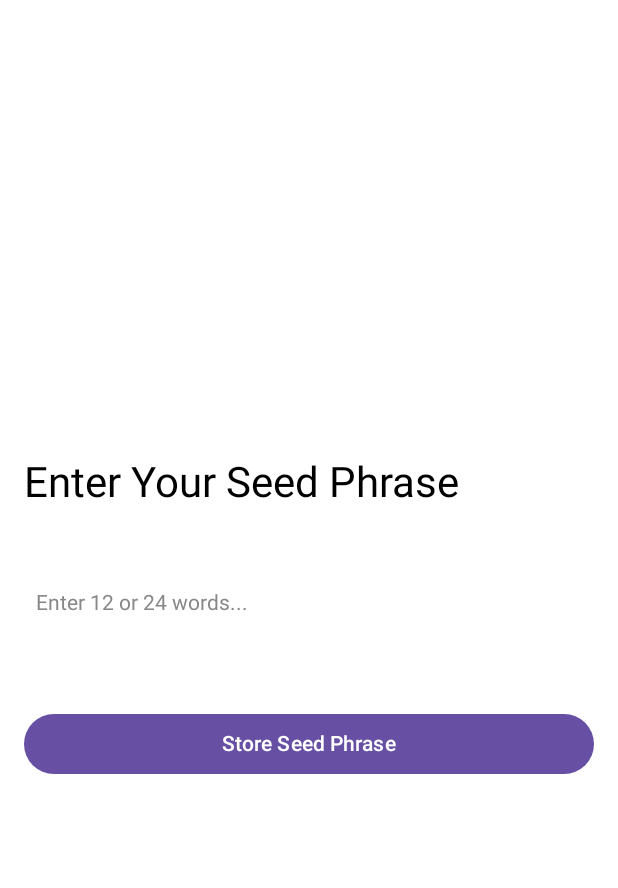
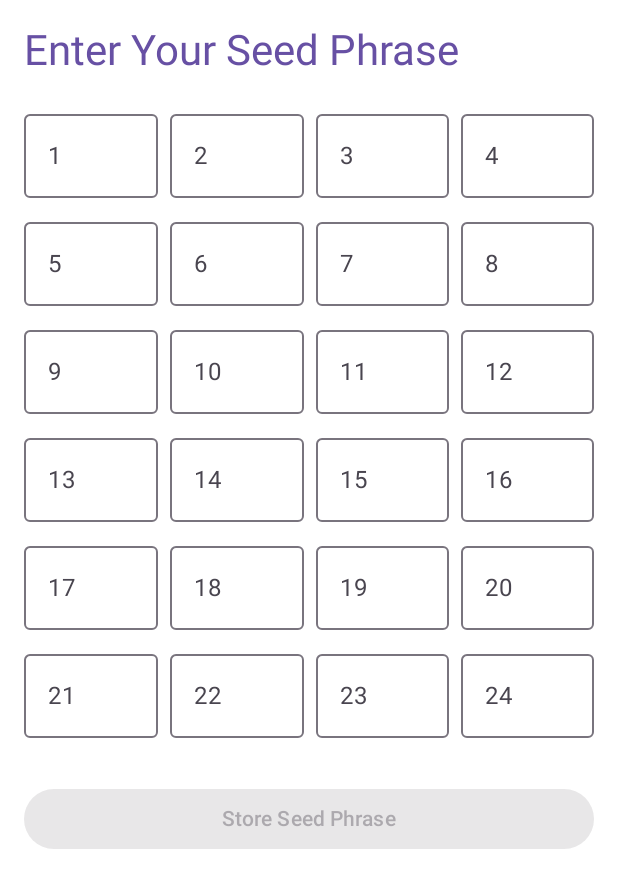
Before and after one commit to emfarih/remember-my-wallet, an Android app built with Jetpack Compose: the @Preview function SeedInputScreenPreview, on a phone screen of 412 x 824 dp. Shown: the top 888 px of the screen. Run offline under Robolectric (Android 15) with nearby library versions, the phone set to English and light mode, and no system bars.

Commit message:
Seed Input Screen Completed

```diff
--- a/app/build.gradle.kts
+++ b/app/build.gradle.kts
@@ -2,6 +2,8 @@ plugins {
     alias(libs.plugins.android.application)
     alias(libs.plugins.kotlin.android)
     alias(libs.plugins.kotlin.compose)
+    alias(libs.plugins.hilt.android)
+    id("kotlin-kapt")
 }
 
 android {
@@ -56,4 +58,8 @@ dependencies {
     androidTestImplementation(libs.androidx.ui.test.junit4)
     debugImplementation(libs.androidx.ui.tooling)
     debugImplementation(libs.androidx.ui.test.manifest)
+
+    implementation(libs.hilt.android)
+    kapt(libs.hilt.compiler)
+    implementation(libs.hilt.navigation.compose)
 }
--- a/app/src/main/AndroidManifest.xml
+++ b/app/src/main/AndroidManifest.xml
@@ -3,6 +3,7 @@
     xmlns:tools="http://schemas.android.com/tools">
 
     <application
+        android:name=".MyApplication"
         android:allowBackup="true"
         android:dataExtractionRules="@xml/data_extraction_rules"
         android:fullBackupContent="@xml/backup_rules"
@@ -15,7 +16,6 @@
         <activity
             android:name=".MainActivity"
             android:exported="true"
-            android:label="@string/app_name"
             android:theme="@style/Theme.RememberMyWallet">
             <intent-filter>
                 <action android:name="android.intent.action.MAIN" />
--- a/app/src/main/java/limited/m/remembermywallet/ui/seedinput/SeedInputScreen.kt
+++ b/app/src/main/java/limited/m/remembermywallet/ui/seedinput/SeedInputScreen.kt
@@ -1,70 +1,99 @@
+package limited.m.remembermywallet.ui.seedinput
+
+import SeedInputViewModel
 import androidx.compose.foundation.layout.*
-import androidx.compose.foundation.text.BasicTextField
+import androidx.compose.foundation.lazy.grid.*
+import androidx.compose.foundation.text.KeyboardActions
+import androidx.compose.foundation.text.KeyboardOptions
 import androidx.compose.material3.*
 import androidx.compose.runtime.*
-import androidx.compose.ui.Modifier
-import androidx.compose.ui.graphics.Color
-import androidx.compose.ui.text.input.TextFieldValue
+import androidx.compose.ui.*
+import androidx.compose.ui.focus.FocusDirection
+import androidx.compose.ui.platform.LocalFocusManager
+import androidx.compose.ui.text.input.ImeAction
 import androidx.compose.ui.tooling.preview.Preview
 import androidx.compose.ui.unit.dp
-import androidx.lifecycle.viewmodel.compose.viewModel
+import androidx.hilt.navigation.compose.hiltViewModel
 
 @Composable
 fun SeedInputScreen(
-    viewModel: SeedInputViewModel = viewModel(),
-    onSeedStored: () -> Unit // Callback for navigation
+    viewModel: SeedInputViewModel = hiltViewModel(),
+    onSeedStored: () -> Unit
 ) {
-    var seedPhrase by remember { mutableStateOf(TextFieldValue("")) }
+    val seedWords by viewModel.seedWords.collectAsState()
+    val isSeedStored by viewModel.isSeedStored.collectAsState()
+
     var errorMessage by remember { mutableStateOf("") }
+
+    LaunchedEffect(isSeedStored) {
+        if (isSeedStored) {
+            onSeedStored()
+        }
+    }
 
     Column(
         modifier = Modifier
             .fillMaxSize()
             .padding(16.dp),
-        verticalArrangement = Arrangement.Center
+        verticalArrangement = Arrangement.Top
     ) {
-        Text(text = "Enter Your Seed Phrase", style = MaterialTheme.typography.headlineMedium)
-
-        Spacer(modifier = Modifier.height(12.dp))
-
-        BasicTextField(
-            value = seedPhrase,
-            onValueChange = { seedPhrase = it },
-            modifier = Modifier
-                .fillMaxWidth()
-                .height(100.dp)
-                .padding(8.dp),
-            decorationBox = { innerTextField ->
-                Box(
-                    modifier = Modifier.fillMaxSize(),
-                    contentAlignment = androidx.compose.ui.Alignment.CenterStart
-                ) {
-                    if (seedPhrase.text.isEmpty()) {
-                        Text("Enter 12 or 24 words...", color = Color.Gray)
-                    }
-                    innerTextField()
-                }
-            }
+        Text(
+            text = "Enter Your Seed Phrase",
+            style = MaterialTheme.typography.headlineMedium,
+            color = MaterialTheme.colorScheme.primary
         )
 
-        Spacer(modifier = Modifier.height(8.dp))
+        Spacer(modifier = Modifier.height(16.dp))
+
+        val focusManager = LocalFocusManager.current
+
+        LazyVerticalGrid(
+            columns = GridCells.Fixed(4),
+            verticalArrangement = Arrangement.spacedBy(8.dp),
+            horizontalArrangement = Arrangement.spacedBy(8.dp),
+            modifier = Modifier.fillMaxWidth()
+        ) {
+            items(24) { index ->
+                OutlinedTextField(
+                    value = seedWords.getOrNull(index) ?: "",
+                    onValueChange = { viewModel.updateSeedWord(index, it) },
+                    label = { Text("${index + 1}") },
+                    singleLine = true,
+                    keyboardOptions = KeyboardOptions.Default.copy(
+                        imeAction = if (index < 23) ImeAction.Next else ImeAction.Done
+                    ),
+                    keyboardActions = KeyboardActions(
+                        onNext = { focusManager.moveFocus(FocusDirection.Next) },
+                        onDone = { focusManager.clearFocus() }
+                    ),
+                    modifier = Modifier.fillMaxWidth()
+                )
+            }
+        }
+
+        Spacer(modifier = Modifier.height(10.dp))
 
         if (errorMessage.isNotEmpty()) {
-            Text(text = errorMessage, color = Color.Red)
+            Text(
+                text = errorMessage,
+                color = MaterialTheme.colorScheme.error,
+                style = MaterialTheme.typography.bodyMedium
+            )
         }
 
-        Spacer(modifier = Modifier.height(12.dp))
+        Spacer(modifier = Modifier.height(20.dp))
 
         Button(
             onClick = {
-                if (viewModel.validateSeedPhrase(seedPhrase.text)) {
-                    viewModel.storeSeedPhrase(seedPhrase.text)
-                    onSeedStored()
+                if (viewModel.validateSeedPhrase()) {
+                    viewModel.storeSeedPhrase()
+                    errorMessage = ""
                 } else {
-                    errorMessage = "Invalid seed phrase! Please enter 12 or 24 words."
+                    errorMessage = "Invalid seed phrase! Please enter exactly 24 words."
                 }
             },
-            modifier = Modifier.fillMaxWidth()
+            modifier = Modifier.fillMaxWidth(),
+            enabled = seedWords.all { it.isNotBlank() }
         ) {
             Text("Store Seed Phrase")
         }
--- /dev/null
+++ b/app/src/main/java/limited/m/remembermywallet/viewmodel/SeedInputViewModel.kt
@@ -0,0 +1,39 @@
+import androidx.lifecycle.ViewModel
+import androidx.lifecycle.viewModelScope
+import kotlinx.coroutines.flow.MutableStateFlow
+import kotlinx.coroutines.flow.StateFlow
+import kotlinx.coroutines.launch
+import javax.inject.Inject
+
+class SeedInputViewModel @Inject constructor() : ViewModel() {
+
+    private val _seedWords = MutableStateFlow(List(24) { "" }) // Enforces 24 words
+    val seedWords: StateFlow<List<String>> = _seedWords
+
+    private val _isSeedStored = MutableStateFlow(false)
+    val isSeedStored: StateFlow<Boolean> = _isSeedStored
+
+    fun updateSeedWord(index: Int, word: String) {
+        if (index in 0..23) {
+            _seedWords.value = _seedWords.value.toMutableList().apply { this[index] = word.trim() }
+        }
+    }
+
+    fun validateSeedPhrase(): Boolean {
+        return _seedWords.value.all { it.isNotBlank() } // Ensures all 24 words are filled
+    }
+
+    fun storeSeedPhrase() {
+        if (validateSeedPhrase()) {
+            viewModelScope.launch {
+                // TODO: Encrypt and store securely (Keystore / EncryptedSharedPreferences)
+                _isSeedStored.value = true
+            }
+        }
+    }
+
+//    fun resetSeedPhrase() {
+//        _seedWords.value = List(24) { "" }
+//        _isSeedStored.value = false
+//    }
+}
--- a/build.gradle.kts
+++ b/build.gradle.kts
@@ -3,4 +3,6 @@ plugins {
     alias(libs.plugins.android.application) apply false
     alias(libs.plugins.kotlin.android) apply false
     alias(libs.plugins.kotlin.compose) apply false
+    alias(libs.plugins.kotlin.kapt) apply false
+    alias(libs.plugins.hilt.android) apply false
 }
```
Also changed, not shown: app/src/main/java/limited/m/remembermywallet/MainActivity.kt (+4 -34 lines), app/src/main/java/limited/m/remembermywallet/MyApplication.kt (added, +7 -0 lines), app/src/main/java/limited/m/remembermywallet/SeedInputApp.kt (added, +21 -0 lines), gradle/libs.versions.toml (+9 -2 lines), app/src/main/java/limited/m/remembermywallet/viewmodel/SeedViewModel.kt (deleted).
